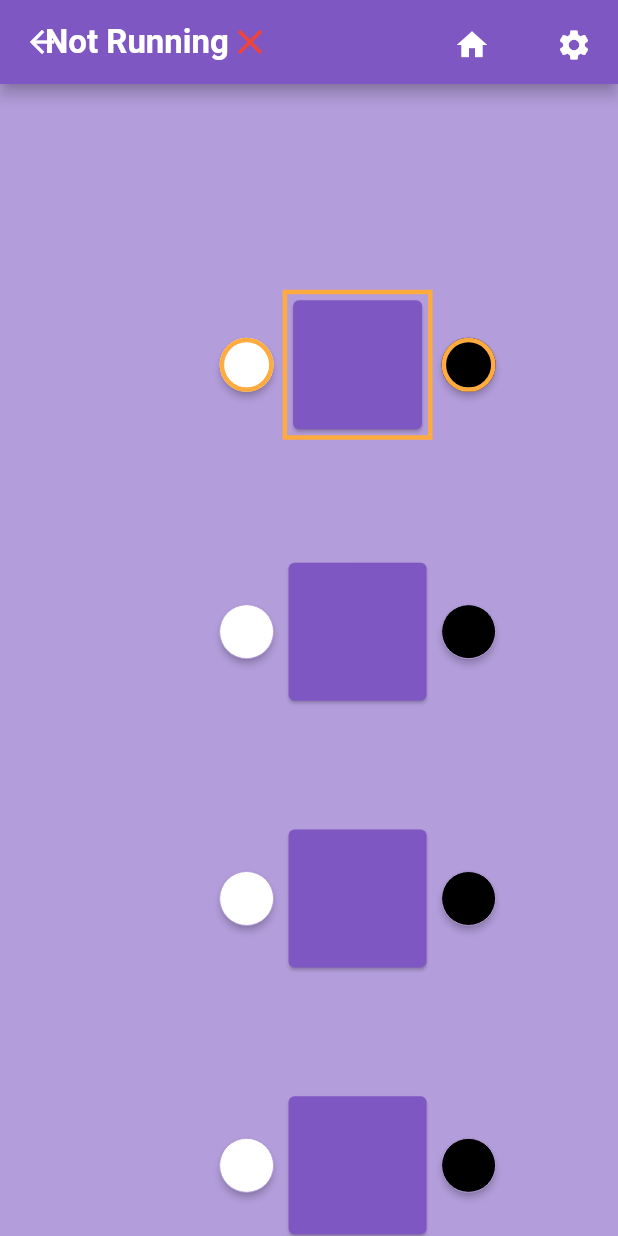
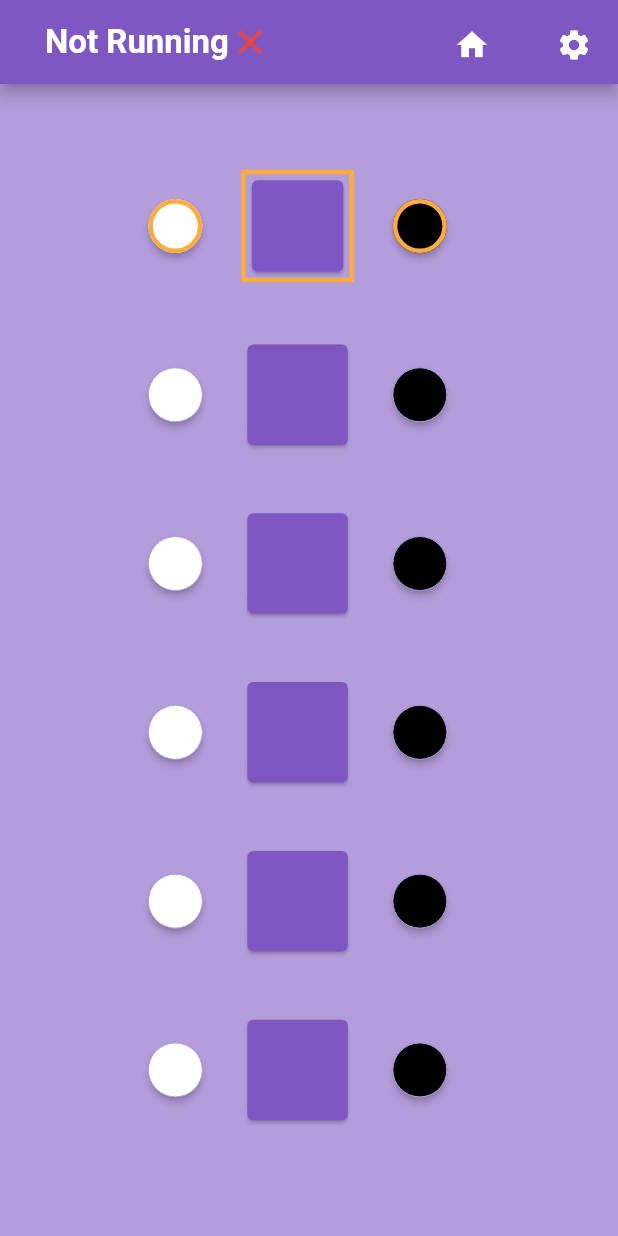
Before and after one commit to RobinsonEngineering/RoboCarApp, a Flutter app: the screen it shows after launch, after a tap on the "home" icon, on a phone screen of 412 x 824 dp. Run offline on Flutter 3.47's test engine with Material 2 defaults, Android fonts, the phone set to English and light mode, and no system bars; our stand-ins replace riverpod; missing offline and left inert: passcode_screen; statements that could not run were skipped.

Commit message:
ui updates

```diff
--- a/lib/components/table.dart
+++ b/lib/components/table.dart
@@ -51,9 +51,10 @@ class _SushiTableState extends State<SushiTable> {
       widgets[index] = (Align(
           alignment: Alignment(xs![index], ys![index]),
           child: Container(
-              height: 175,
-              transform: new Matrix4.identity()..rotateZ(thetas![index] * pi / 180),
-              child: Column(
+              height: 125,
+              width: 250,
+              // transform: new Matrix4.identity()..rotateZ(thetas![index] * pi / 180),
+              child: Row(
                   mainAxisAlignment: MainAxisAlignment.spaceEvenly,
                   children: [
                     MaterialButton(
@@ -68,11 +69,32 @@ class _SushiTableState extends State<SushiTable> {
                       ),
                     ),
                     Container(
-                        width: 100,
-                        height: 100,
+                        width: 75,
+                        height: 75,
                         // transform: new Matrix4.identity()..rotateZ(theta!),
                         child: Card(
                           color: kPrimaryColor,
+                          child: Center(
+                            child: TextFormField(
+                              textAlign: TextAlign.center,
+                              style: TextStyle(
+                                color: Colors.white,
+                              ),
+
+                              decoration: InputDecoration(
+                                enabledBorder: UnderlineInputBorder(
+                                    borderSide: BorderSide(
+                                        color: kPrimaryColor
+                                    )
+                                ),
+                                disabledBorder: OutlineInputBorder(
+                                    borderSide: BorderSide(
+                                        color: Colors.white
+                                    )
+                                ),
+                              ),
+                            )
+                          )
                         ),
                         decoration: BoxDecoration(
                           border: boxSelected(selection, index),
--- a/lib/pages/home.dart
+++ b/lib/pages/home.dart
@@ -1,5 +1,6 @@
 
-
+import 'package:characterization/constants.dart';
+import 'package:passcode_screen/passcode_screen.dart';
 import 'package:characterization/pages/settings.dart';
 import 'package:flutter/material.dart';
 
@@ -7,10 +8,13 @@ import '../components/is_running.dart';
 import '../components/table.dart';
 
 class Home extends StatelessWidget {
+  String password = "";
+
   @override
   Widget build(BuildContext context) {
     return Scaffold(
       appBar: AppBar(
+        automaticallyImplyLeading: false,
           actions: [
             Padding(
                 padding: EdgeInsets.fromLTRB(30, 0, 100, 0),
@@ -23,10 +27,13 @@ class Home extends StatelessWidget {
               child: IconButton(
                   icon: Icon(Icons.home),
                   onPressed: () {
-                    Navigator.push(
-                      context,
-                      MaterialPageRoute(builder: (context) => Home()),
-                    );
+                    // Navigator.push(
+                    //     context,
+                    //     MaterialPageRoute(builder: (context) => Home()));
+                    // Navigator.push(
+                    //   context,
+                    //   MaterialPageRoute(builder: (context) => Home()),
+                    // );
                   }
 
               ),
@@ -36,9 +43,42 @@ class Home extends StatelessWidget {
               child: IconButton(
                   icon: Icon(Icons.settings),
                   onPressed: () {
-                    Navigator.push(
-                      context,
-                      MaterialPageRoute(builder: (context) => Settings()),
+                        showDialog(
+                            context: context,
+                            builder: (context) {
+                              return AlertDialog(
+                                backgroundColor: kBackgroundColor,
+                                title: Text('Enter password', style: TextStyle(color: Colors.white)),
+                                content: TextField(
+                                  onChanged: (value) {
+                                    password = value;
+
+                                  },
+                                  // controller: _textFieldController,
+                                  decoration: InputDecoration(
+                                    hintText: "password",
+                                    hintStyle: TextStyle(color: Colors.white)
+                                  ),
+                                ),
+                                actions: <Widget>[
+                                  FlatButton(
+                                    color: kPrimaryColor,
+                                    textColor: Colors.white,
+                                    child: Text('OK'),
+                                    onPressed: () {
+                                      if (password == "admin") {
+                                        print(password);
+                                        password = "";
+                                        Navigator.push(
+                                            context,
+                                            MaterialPageRoute(builder: (context) => Settings()));
+                                      }
+                                    },
+                                  ),
+
+                                ],
+                              );
+                            }
                     );
                   }
 
@@ -58,11 +98,11 @@ class Home extends StatelessWidget {
           )
       ),
       body: SushiTable(
-        xs: [-0.1, -0.1, -0.1, -0.1],
-        ys: [-0.2, 0.4, 1.0, 1.6],
-        thetas: [-90, -90, -90, -90],
-        lefts: ["04","03","02","01"],
-        rights: ["14","13","12","11"],
+        xs: [-0.1, -0.1, -0.1, -0.1, -0.1, -0.1],
+        ys: [-0.9, -0.55, -0.2, 0.15, 0.5, 0.85],
+        thetas: [0.0, 0.0 ,0.0, 0.0, 0.0, 0.0],
+        lefts: ["06", "05", "04","03","02","01"],
+        rights: ["16", "15", "14","13","12","11"],
       )
     );
   }
--- a/lib/pages/settings.dart
+++ b/lib/pages/settings.dart
@@ -15,6 +15,7 @@ class Settings extends StatelessWidget {
   Widget build(BuildContext context) {
     return Scaffold(
         appBar: AppBar(
+          automaticallyImplyLeading: false,
             actions: [
               Padding(
                   padding: EdgeInsets.fromLTRB(30, 0, 100, 0),
@@ -40,10 +41,7 @@ class Settings extends StatelessWidget {
                 child: IconButton(
                     icon: Icon(Icons.settings),
                     onPressed: () {
-                      Navigator.push(
-                        context,
-                        MaterialPageRoute(builder: (context) => Settings()),
-                      );
+
                     }
 
                 ),
@@ -179,7 +177,7 @@ class _StatusCardState extends State<StatusCard> {
 
   void update(int test) {
     setState(() {
-      message = Socket().getServer();
+      message = SSocket().getServer();
       if (message.length == 0) {
         message = "00000";
       }
--- a/pubspec.yaml
+++ b/pubspec.yaml
@@ -33,6 +33,7 @@ dependencies:
 
   # The following adds the Cupertino Icons font to your application.
   # Use with the CupertinoIcons class for iOS style icons.
+  passcode_screen: ^2.0.1
   cupertino_icons: ^1.0.2
   fl_chart: ^0.55.0
   shelf: ^1.3.1
```
Also changed, not shown: lib/components/socket.dart (+40 -11 lines), pubspec.lock.
